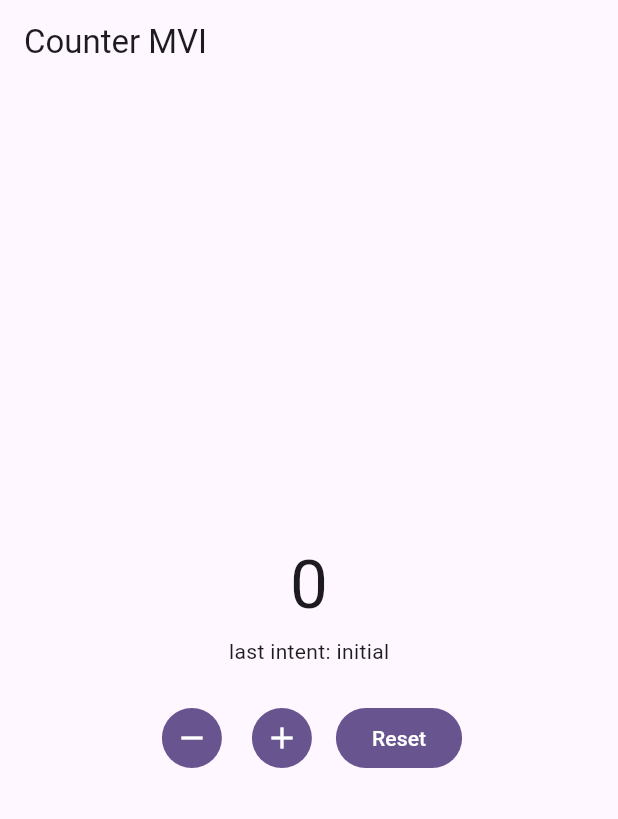
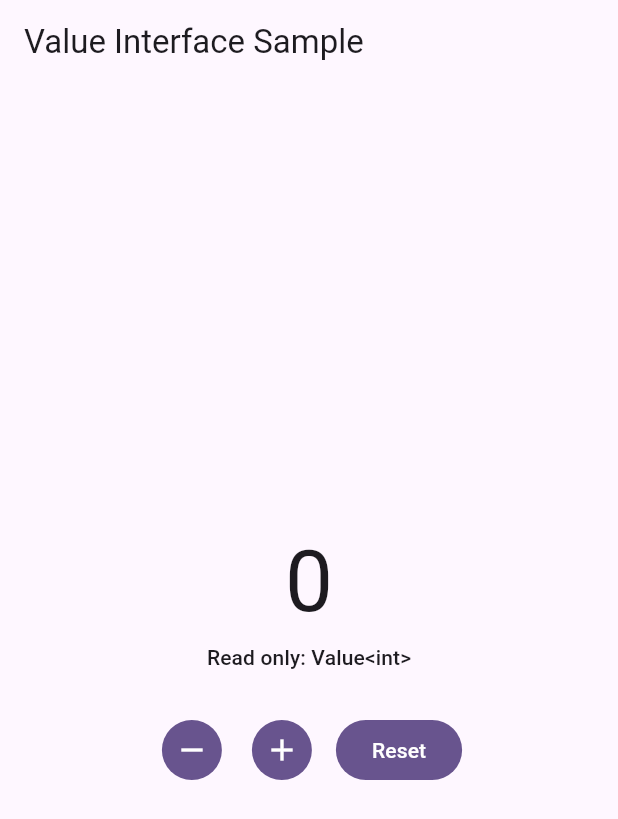
Before and after one commit to sakurakotubaki/asdf_demo, a Flutter app: the screen it shows after launch, on a phone screen of 412 x 824 dp. Shown: the top 819 px of the screen. Run offline on Flutter 3.47's test engine with Material 3 defaults, Android fonts, the phone set to English and light mode, and no system bars; our stand-ins replace file_picker, flutter_secure_storage, hooks_riverpod, image_picker, riverpod_annotation, shared_preferences; generated files the repository leaves out were written again.

Commit message:
feature: value getter/setter

```diff
--- /dev/null
+++ b/lib/interface/value.dart
@@ -0,0 +1,112 @@
+import 'package:flutter/material.dart';
+
+abstract interface class Value<T> {
+  T get value;
+}
+
+abstract interface class MutableValue<T> implements Value<T> {
+  @override
+  T get value;
+
+  set value(T value);
+}
+
+final class SimpleMutableValue<T> implements MutableValue<T> {
+  SimpleMutableValue(this._value);
+
+  T _value;
+
+  @override
+  T get value => _value;
+
+  @override
+  set value(T value) {
+    _value = value;
+  }
+}
+
+class ValueSamplePage extends StatefulWidget {
+  const ValueSamplePage({super.key});
+
+  @override
+  State<ValueSamplePage> createState() => _ValueSamplePageState();
+}
+
+class _ValueSamplePageState extends State<ValueSamplePage> {
+  final MutableValue<int> _counter = SimpleMutableValue<int>(0);
+
+  void _increment() {
+    setState(() {
+      _counter.value += 1;
+    });
+  }
+
+  void _decrement() {
+    setState(() {
+      _counter.value -= 1;
+    });
+  }
+
+  void _reset() {
+    setState(() {
+      _counter.value = 0;
+    });
+  }
+
+  @override
+  Widget build(BuildContext context) {
+    return Scaffold(
+      appBar: AppBar(title: const Text('Value Interface Sample')),
+      body: Center(
+        child: Padding(
+          padding: const EdgeInsets.all(24),
+          child: Column(
+            mainAxisSize: MainAxisSize.min,
+            children: [
+              ReadOnlyCounterView(value: _counter),
+              const SizedBox(height: 28),
+              Wrap(
+                spacing: 12,
+                runSpacing: 12,
+                alignment: WrapAlignment.center,
+                children: [
+                  IconButton.filled(
+                    tooltip: 'decrement',
+                    onPressed: _decrement,
+                    icon: const Icon(Icons.remove),
+                  ),
+                  IconButton.filled(
+                    tooltip: 'increment',
+                    onPressed: _increment,
+                    icon: const Icon(Icons.add),
+                  ),
+                  FilledButton(onPressed: _reset, child: const Text('Reset')),
+                ],
+              ),
+            ],
+          ),
+        ),
+      ),
+    );
+  }
+}
+
+class ReadOnlyCounterView extends StatelessWidget {
+  const ReadOnlyCounterView({super.key, required this.value});
+
+  final Value<int> value;
+
+  @override
+  Widget build(BuildContext context) {
+    final textTheme = Theme.of(context).textTheme;
+
+    return Column(
+      mainAxisSize: MainAxisSize.min,
+      children: [
+        Text('${value.value}', style: textTheme.displayLarge),
+        const SizedBox(height: 8),
+        Text('Read only: Value<int>', style: textTheme.labelLarge),
+      ],
+    );
+  }
+}
--- a/lib/main.dart
+++ b/lib/main.dart
@@ -1,11 +1,8 @@
-import 'package:asdf_demo/mvi/counter_mvi.dart';
+import 'package:asdf_demo/interface/value.dart';
 import 'package:flutter/material.dart';
-import 'package:hooks_riverpod/hooks_riverpod.dart';
 
 void main() {
-  runApp(
-    const ProviderScope(child: MyApp()),
-  );
+  runApp(const MyApp());
 }
 
 class MyApp extends StatelessWidget {
@@ -15,10 +12,8 @@ class MyApp extends StatelessWidget {
   Widget build(BuildContext context) {
     return MaterialApp(
       title: 'Flutter Demo',
-      theme: ThemeData(
-        colorScheme: .fromSeed(seedColor: Colors.deepPurple),
-      ),
-      home: const CounterMviPage(),
+      theme: ThemeData(colorScheme: .fromSeed(seedColor: Colors.deepPurple)),
+      home: const ValueSamplePage(),
     );
   }
 }
```
